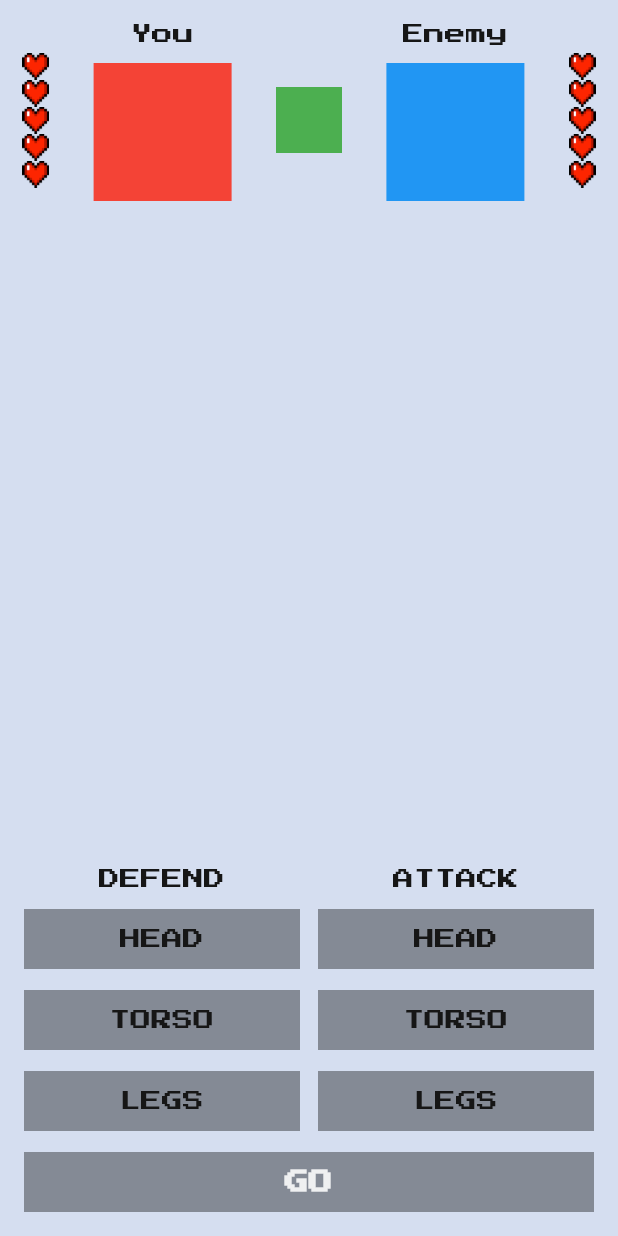
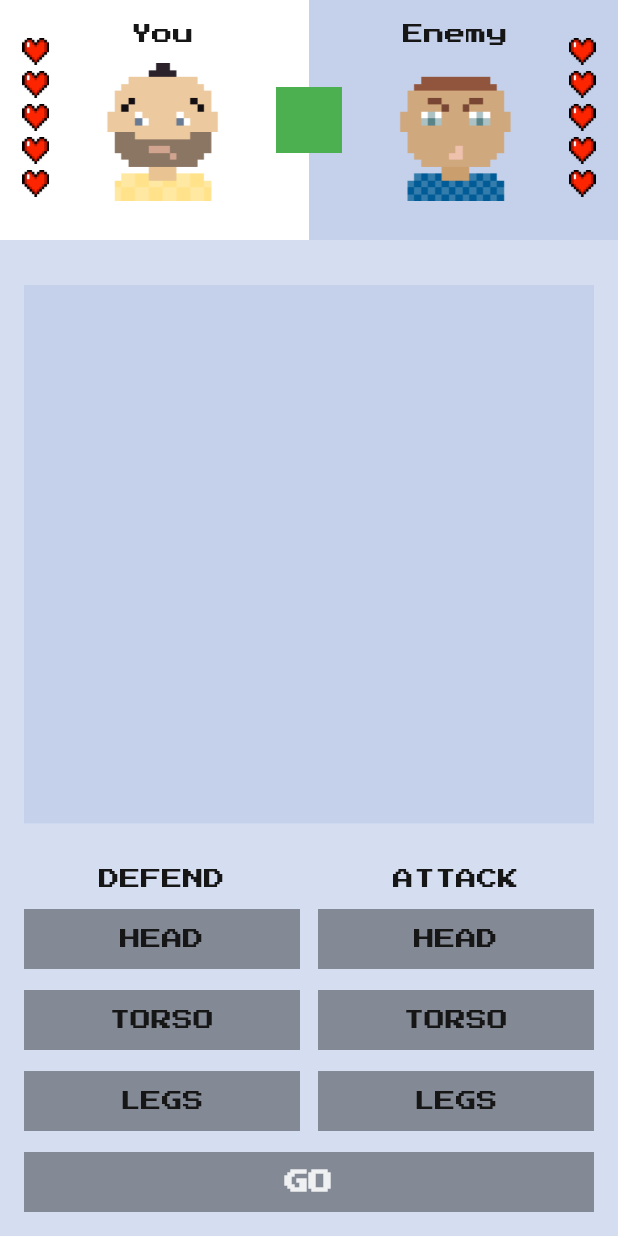
Before and after one commit to studio-salamander/flutter_fight_club, a Flutter app: the screen it shows after launch, on a phone screen of 412 x 824 dp. Run offline on Flutter 3.47's test engine with Material 2 defaults, Android fonts, the phone set to English and light mode, and no system bars; our stand-ins replace google_fonts.

Commit message:
add modified files

```diff
--- a/lib/fight_club_colors.dart
+++ b/lib/fight_club_colors.dart
@@ -10,5 +10,6 @@ class FightClubColors {
   static const blackButton = Color.fromRGBO(0, 0, 0, 0.87);
   static const darkGreyText = Color.fromRGBO(22, 22, 22, 1);
   static const whiteText = Color.fromRGBO(255, 255, 255, 0.87);
-  static const youFightInfoBackgroundColor = Color.fromRGBO(255, 255, 255, 1);
+  static const white = Color.fromRGBO(255, 255, 255, 1);
+  static const darkPurple = Color.fromRGBO(197, 209, 234, 1);
 }
--- a/lib/main.dart
+++ b/lib/main.dart
@@ -45,6 +45,8 @@ class MyHomePageState extends State<MyHomePage> {
   int yourLives = maxLives;
   int enemyLives = maxLives;
 
+  String fightResultText = "";
+
   @override
   Widget build(BuildContext context) {
     return Scaffold(
@@ -57,7 +59,24 @@ class MyHomePageState extends State<MyHomePage> {
               yourLivesCount: yourLives,
               enemyLivesCount: enemyLives,
             ),
-            const Expanded(child: SizedBox()),
+            const SizedBox(height: 30),
+            Expanded(
+                child: Padding(
+              padding: const EdgeInsets.symmetric(horizontal: 16),
+              child: ColoredBox(
+                  color: FightClubColors.darkPurple,
+                  child: SizedBox(
+                      width: double.infinity,
+                      child: Center(
+                        child: Text(fightResultText,
+                            textAlign: TextAlign.center,
+                            style: const TextStyle(
+                                fontWeight: FontWeight.w900,
+                                fontSize: 10,
+                                color: FightClubColors.darkGreyText)),
+                      ))),
+            )),
+            const SizedBox(height: 30),
             ControlsWidget(
                 defendingBodyPart: defendingBodyPart,
                 selectDefendingBodyPart: _selectDefendingBodyPart,
@@ -101,6 +120,21 @@ class MyHomePageState extends State<MyHomePage> {
         }
         if (yourLoseLife) {
           yourLives -= 1;
+        }
+        if (yourLives == 0 && enemyLives == 0) {
+          fightResultText = "Draw";
+        } else if (yourLives == 0) {
+          fightResultText = "You lost";
+        } else if (enemyLives == 0) {
+          fightResultText = "You won";
+        } else {
+          String firstRow = enemyLoseLife
+              ? "You hit enemy's ${attackingBodyPart!.name.toLowerCase()}."
+              : "Your attack was blocked.";
+          String secondRow = yourLoseLife
+              ? "Enemy hit your ${whatEnemyAttacks.name.toLowerCase()}."
+              : "Enemy's attack was blocked.";
+          fightResultText = "$firstRow\n$secondRow";
         }
         whatEnemyDefends = BodyPart.random();
         whatEnemyAttacks = BodyPart.random();
@@ -179,39 +213,49 @@ class FightersInfo extends StatelessWidget {
   Widget build(BuildContext context) {
     return SizedBox(
       height: 160,
-      child: Row(
+      child: Stack(
+        children: [
+          Row(
+            crossAxisAlignment: CrossAxisAlignment.stretch,
+            children: const [
+              Expanded(child: ColoredBox(color: FightClubColors.white)),
+              Expanded(child: ColoredBox(color: FightClubColors.darkPurple)),
+            ],
+          ),
+          Row(
             mainAxisAlignment: MainAxisAlignment.spaceAround,
             children: [
               LivesWidget(
                   overallLivesCount: maxLivesCount,
                   currentLivesCount: yourLivesCount),
               Column(
-            children: const [
-              SizedBox(height: 16),
-              Text(
+                children: [
+                  const SizedBox(height: 16),
+                  const Text(
                     "You",
                     style: TextStyle(color: FightClubColors.darkGreyText),
                   ),
-              SizedBox(height: 12),
-              ColoredBox(
-                  color: Colors.red, child: SizedBox(height: 92, width: 92)),
+                  const SizedBox(height: 12),
+                  Image.asset(FightClubImages.youAvatar, width: 92, height: 92),
                 ],
               ),
               const ColoredBox(
                   color: Colors.green, child: SizedBox(height: 44, width: 44)),
               Column(
-            children: const [
-              SizedBox(height: 16),
-              Text("Enemy",
+                children: [
+                  const SizedBox(height: 16),
+                  const Text("Enemy",
                       style: TextStyle(color: FightClubColors.darkGreyText)),
-              SizedBox(height: 12),
-              ColoredBox(
-                  color: Colors.blue, child: SizedBox(height: 92, width: 92))
+                  const SizedBox(height: 12),
+                  Image.asset(FightClubImages.enemyAvatar,
+                      width: 92, height: 92)
                 ],
               ),
               LivesWidget(
                   overallLivesCount: maxLivesCount,
                   currentLivesCount: enemyLivesCount),
+            ],
+          ),
         ],
       ),
     );
@@ -317,9 +361,16 @@ class LivesWidget extends StatelessWidget {
       mainAxisSize: MainAxisSize.min,
       children: List.generate(overallLivesCount, (index) {
         if (index < currentLivesCount) {
-          return Image.asset(FightClubIcons.heartFull, width: 18, height: 18);
+          return Padding(
+            padding: const EdgeInsets.only(bottom: 4),
+            child: Image.asset(FightClubIcons.heartFull, width: 18, height: 18),
+          );
         } else {
-          return Image.asset(FightClubIcons.heartEmpty, width: 18, height: 18);
+          return Padding(
+            padding: const EdgeInsets.only(bottom: 4),
+            child:
+                Image.asset(FightClubIcons.heartEmpty, width: 18, height: 18),
+          );
         }
       }),
     );
@@ -372,7 +423,10 @@ class BodyPartButton extends StatelessWidget {
               : FightClubColors.greyButton,
           child: Center(
               child: Text(bodyPart.name.toUpperCase(),
-                  style: const TextStyle(color: FightClubColors.darkGreyText))),
+                  style: TextStyle(
+                      color: selected
+                          ? FightClubColors.whiteText
+                          : FightClubColors.darkGreyText))),
         ),
       ),
     );
```
Also changed, not shown: 6 other files. Lines whose indentation alone changed are shown as unchanged.
